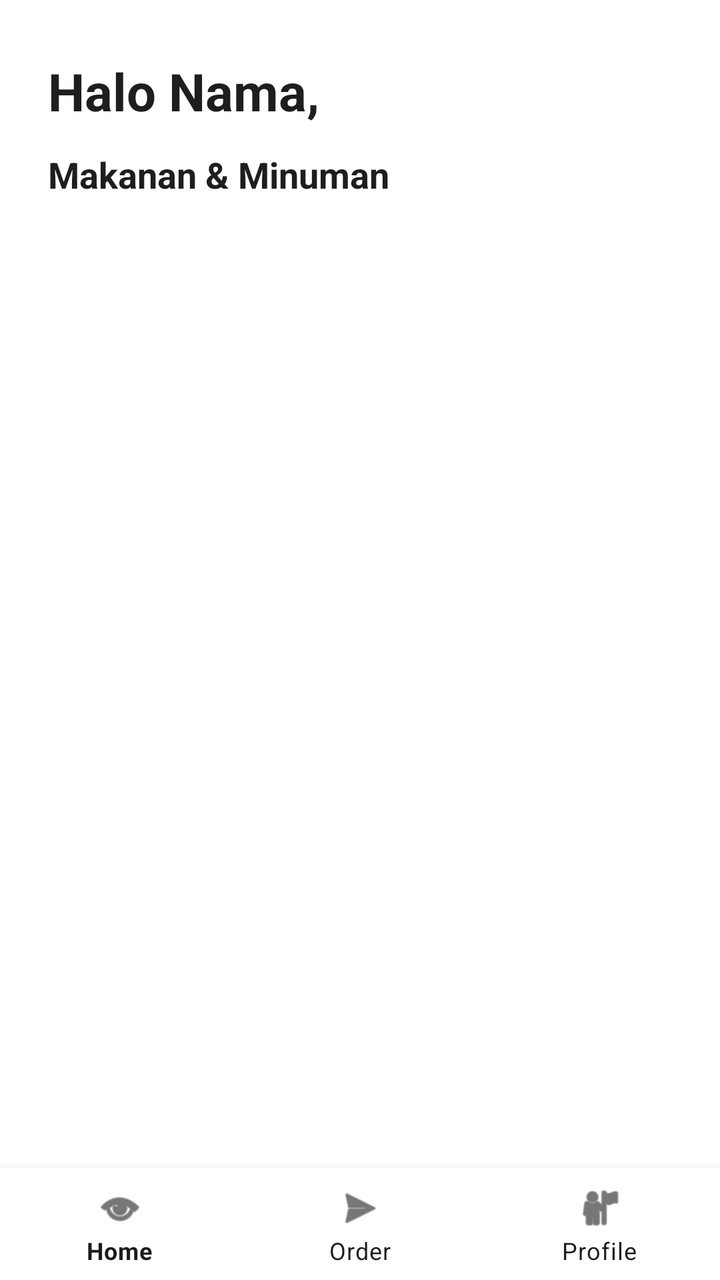
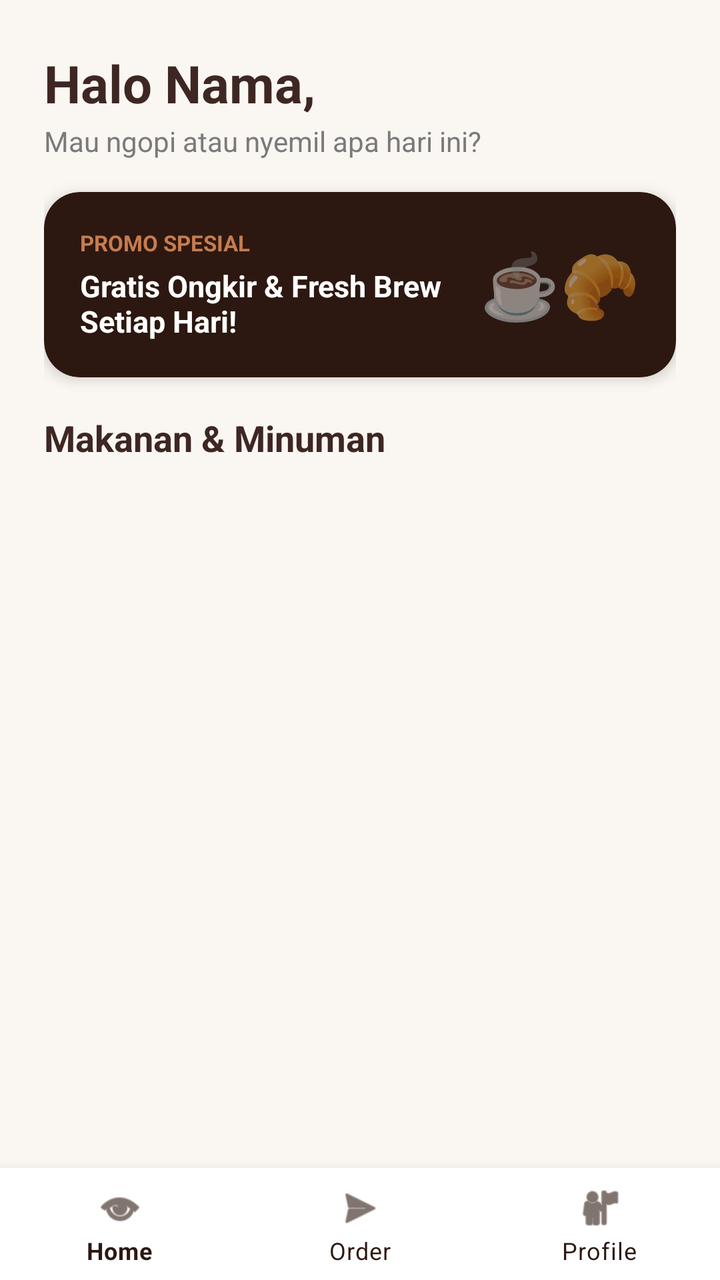

Compare the two renders of this Android layout. The source of the first and the diff that turns it into the second are given below.
<!-- AndroidManifest.xml: application theme Theme.MaterialComponents.DayNight.NoActionBar -->
<!-- res/layout/activity_main.xml -->
<?xml version="1.0" encoding="utf-8"?>
<LinearLayout xmlns:android="http://schemas.android.com/apk/res/android"
    xmlns:app="http://schemas.android.com/apk/res-auto"
    android:layout_width="match_parent"
    android:layout_height="match_parent"
    android:background="@color/white"
    android:orientation="vertical">

    
    <LinearLayout
        android:id="@+id/layoutHome"
        android:layout_width="match_parent"
        android:layout_height="0dp"
        android:layout_weight="1"
        android:orientation="vertical"
        android:paddingHorizontal="24dp"
        android:paddingTop="28dp">

        <TextView
            android:id="@+id/tvGreetingHome"
            android:layout_width="wrap_content"
            android:layout_height="wrap_content"
            android:text="Halo Nama,"
            android:textColor="@color/text_primary"
            android:textSize="26sp"
            android:textStyle="bold" />

        <TextView
            android:layout_width="wrap_content"
            android:layout_height="wrap_content"
            android:layout_marginTop="12dp"
            android:layout_marginBottom="14dp"
            android:text="Makanan &amp; Minuman"
            android:textColor="@color/text_primary"
            android:textSize="18sp"
            android:textStyle="bold" />

        <androidx.recyclerview.widget.RecyclerView
            android:id="@+id/rvMenu"
            android:layout_width="match_parent"
            android:layout_height="match_parent"
            android:clipToPadding="false"
            android:paddingBottom="16dp" />
    </LinearLayout>

    
    <ScrollView
        android:id="@+id/layoutOrder"
        android:layout_width="match_parent"
        android:layout_height="0dp"
        android:layout_weight="1"
        android:fillViewport="true"
        android:visibility="gone">

        <LinearLayout
            android:layout_width="match_parent"
            android:layout_height="wrap_content"
            android:orientation="vertical"
            android:padding="28dp">

            <TextView
                android:layout_width="wrap_content"
                android:layout_height="wrap_content"
                android:layout_marginTop="12dp"
                android:text="Alamat"
                android:textColor="@color/text_primary"
                android:textSize="28sp"
                android:textStyle="bold" />

            <TextView
                android:id="@+id/tvSelectedOrderInfo"
                android:layout_width="wrap_content"
                android:layout_height="wrap_content"
                android:layout_marginTop="6dp"
                android:layout_marginBottom="20dp"
                android:text="Pesanan: Kopi Susu Gula Aren"
                android:textColor="@color/coffee_primary"
                android:textSize="14sp"
                android:textStyle="bold" />

            <EditText
                android:id="@+id/etOrderNama"
                android:layout_width="match_parent"
                android:layout_height="54dp"
                android:layout_marginBottom="16dp"
                android:background="@android:drawable/edit_text"
                android:hint="Nama Lengkap"
                android:inputType="textPersonName"
                android:paddingHorizontal="14dp" />

            <EditText
                android:id="@+id/etOrderAlamat"
                android:layout_width="match_parent"
                android:layout_height="100dp"
                android:layout_marginBottom="16dp"
                android:background="@android:drawable/edit_text"
                android:gravity="top|start"
                android:hint="Alamat"
                android:inputType="textMultiLine"
                android:padding="14dp" />

            <EditText
                android:id="@+id/etOrderPatokan"
                android:layout_width="match_parent"
                android:layout_height="100dp"
                android:background="@android:drawable/edit_text"
                android:gravity="top|start"
                android:hint="Patokan atau detail lengkap"
                android:inputType="textMultiLine"
                android:padding="14dp" />

            <Space
                android:layout_width="match_parent"
                android:layout_height="0dp"
                android:layout_weight="1" />

            <com.google.android.material.button.MaterialButton
                android:id="@+id/btnOrderDanKirim"
                android:layout_width="match_parent"
                android:layout_height="56dp"
                android:layout_marginTop="24dp"
                android:text="Order dan Kirim"
                android:textAllCaps="false"
                android:textColor="@color/white"
                android:textSize="16sp"
                android:textStyle="bold"
                app:backgroundTint="@color/dark_button"
                app:cornerRadius="12dp" />
        </LinearLayout>
    </ScrollView>

    
    <LinearLayout
        android:id="@+id/layoutProfile"
        android:layout_width="match_parent"
        android:layout_height="0dp"
        android:layout_weight="1"
        android:orientation="vertical"
        android:padding="28dp"
        android:visibility="gone">

        <TextView
            android:id="@+id/tvGreetingProfile"
            android:layout_width="wrap_content"
            android:layout_height="wrap_content"
            android:layout_marginTop="12dp"
            android:text="Halo Nama,"
            android:textColor="@color/text_primary"
            android:textSize="26sp"
            android:textStyle="bold" />

        <TextView
            android:layout_width="wrap_content"
            android:layout_height="wrap_content"
            android:layout_marginTop="24dp"
            android:text="Profile Saya"
            android:textColor="@color/text_primary"
            android:textSize="18sp"
            android:textStyle="bold" />

        <TextView
            android:layout_width="wrap_content"
            android:layout_height="wrap_content"
            android:layout_marginTop="6dp"
            android:layout_marginBottom="16dp"
            android:text="Profile Setting"
            android:textColor="@color/text_secondary"
            android:textSize="14sp" />

        <EditText
            android:id="@+id/etProfileNama"
            android:layout_width="match_parent"
            android:layout_height="54dp"
            android:background="@android:drawable/edit_text"
            android:hint="nama"
            android:inputType="textPersonName"
            android:paddingHorizontal="14dp" />

        <Space
            android:layout_width="match_parent"
            android:layout_height="0dp"
            android:layout_weight="1" />

        <com.google.android.material.button.MaterialButton
            android:id="@+id/btnSaveProfile"
            android:layout_width="match_parent"
            android:layout_height="56dp"
            android:text="Save"
            android:textAllCaps="false"
            android:textColor="@color/white"
            android:textSize="16sp"
            android:textStyle="bold"
            app:backgroundTint="@color/dark_button"
            app:cornerRadius="12dp" />
    </LinearLayout>

    
    <com.google.android.material.bottomnavigation.BottomNavigationView
        android:id="@+id/bottomNavigation"
        android:layout_width="match_parent"
        android:layout_height="wrap_content"
        android:background="@color/white"
        app:itemIconTint="@color/dark_button"
        app:itemTextColor="@color/dark_button"
        app:menu="@menu/bottom_nav_menu" />

</LinearLayout>
<!-- resources referenced by this layout -->
<resources>
  <color name="coffee_primary">#FF6F4E37</color>
  <color name="dark_button">#FF1A1C1E</color>
  <color name="text_primary">#FF1E1E1E</color>
  <color name="text_secondary">#FF6E6E6E</color>
  <color name="white">#FFFFFFFF</color>
</resources>

<!-- the commit's change to res/layout/activity_main.xml (unified diff, before → after) -->
@@ -3,7 +3,7 @@
     xmlns:app="http://schemas.android.com/apk/res-auto"
     android:layout_width="match_parent"
     android:layout_height="match_parent"
-    android:background="@color/white"
+    android:background="@color/bg_soft"
     android:orientation="vertical">
 
     
@@ -13,25 +13,82 @@
         android:layout_height="0dp"
         android:layout_weight="1"
         android:orientation="vertical"
-        android:paddingHorizontal="24dp"
-        android:paddingTop="28dp">
+        android:paddingHorizontal="22dp"
+        android:paddingTop="24dp">
 
         <TextView
             android:id="@+id/tvGreetingHome"
             android:layout_width="wrap_content"
             android:layout_height="wrap_content"
             android:text="Halo Nama,"
-            android:textColor="@color/text_primary"
+            android:textColor="@color/coffee_dark"
             android:textSize="26sp"
             android:textStyle="bold" />
 
         <TextView
             android:layout_width="wrap_content"
             android:layout_height="wrap_content"
-            android:layout_marginTop="12dp"
-            android:layout_marginBottom="14dp"
+            android:layout_marginTop="2dp"
+            android:text="Mau ngopi atau nyemil apa hari ini?"
+            android:textColor="@color/text_secondary"
+            android:textSize="14sp" />
+
+        
+        <com.google.android.material.card.MaterialCardView
+            android:layout_width="match_parent"
+            android:layout_height="wrap_content"
+            android:layout_marginTop="16dp"
+            app:cardBackgroundColor="@color/dark_button"
+            app:cardCornerRadius="18dp"
+            app:cardElevation="4dp">
+
+            <LinearLayout
+                android:layout_width="match_parent"
+                android:layout_height="wrap_content"
+                android:gravity="center_vertical"
+                android:orientation="horizontal"
+                android:padding="18dp">
+
+                <LinearLayout
+                    android:layout_width="0dp"
+                    android:layout_height="wrap_content"
+                    android:layout_weight="1"
+                    android:orientation="vertical">
+
+                    <TextView
+                        android:layout_width="wrap_content"
+                        android:layout_height="wrap_content"
+                        android:text="PROMO SPESIAL"
+                        android:textColor="@color/coffee_primary"
+                        android:textSize="11sp"
+                        android:textStyle="bold" />
+
+                    <TextView
+                        android:layout_width="wrap_content"
+                        android:layout_height="wrap_content"
+                        android:layout_marginTop="4dp"
+                        android:text="Gratis Ongkir &amp; Fresh Brew Setiap Hari!"
+                        android:textColor="@color/white"
+                        android:textSize="15sp"
+                        android:textStyle="bold" />
+                </LinearLayout>
+
+                <TextView
+                    android:layout_width="wrap_content"
+                    android:layout_height="wrap_content"
+                    android:layout_marginStart="12dp"
+                    android:text="☕🥐"
+                    android:textSize="32sp" />
+            </LinearLayout>
+        </com.google.android.material.card.MaterialCardView>
+
+        <TextView
+            android:layout_width="wrap_content"
+            android:layout_height="wrap_content"
+            android:layout_marginTop="18dp"
+            android:layout_marginBottom="12dp"
             android:text="Makanan &amp; Minuman"
-            android:textColor="@color/text_primary"
+            android:textColor="@color/coffee_dark"
             android:textSize="18sp"
             android:textStyle="bold" />
 
@@ -56,58 +113,127 @@
             android:layout_width="match_parent"
             android:layout_height="wrap_content"
             android:orientation="vertical"
-            android:padding="28dp">
+            android:padding="24dp">
 
             <TextView
                 android:layout_width="wrap_content"
                 android:layout_height="wrap_content"
-                android:layout_marginTop="12dp"
-                android:text="Alamat"
-                android:textColor="@color/text_primary"
-                android:textSize="28sp"
+                android:layout_marginTop="8dp"
+                android:text="Alamat Pengiriman"
+                android:textColor="@color/coffee_dark"
+                android:textSize="26sp"
                 android:textStyle="bold" />
 
-            <TextView
-                android:id="@+id/tvSelectedOrderInfo"
-                android:layout_width="wrap_content"
-                android:layout_height="wrap_content"
-                android:layout_marginTop="6dp"
+            
+            <com.google.android.material.card.MaterialCardView
+                android:layout_width="match_parent"
+                android:layout_height="wrap_content"
+                android:layout_marginTop="14dp"
                 android:layout_marginBottom="20dp"
-                android:text="Pesanan: Kopi Susu Gula Aren"
-                android:textColor="@color/coffee_primary"
-                android:textSize="14sp"
-                android:textStyle="bold" />
-
-            <EditText
-                android:id="@+id/etOrderNama"
-                android:layout_width="match_parent"
-                android:layout_height="54dp"
-                android:layout_marginBottom="16dp"
-                android:background="@android:drawable/edit_text"
-                android:hint="Nama Lengkap"
-                android:inputType="textPersonName"
-                android:paddingHorizontal="14dp" />
-
-            <EditText
-                android:id="@+id/etOrderAlamat"
-                android:layout_width="match_parent"
-                android:layout_height="100dp"
-                android:layout_marginBottom="16dp"
-                android:background="@android:drawable/edit_text"
-                android:gravity="top|start"
-                android:hint="Alamat"
-                android:inputType="textMultiLine"
-                android:padding="14dp" />
-
-            <EditText
-                android:id="@+id/etOrderPatokan"
-                android:layout_width="match_parent"
-                android:layout_height="100dp"
-                android:background="@android:drawable/edit_text"
-                android:gravity="top|start"
-                android:hint="Patokan atau detail lengkap"
-                android:inputType="textMultiLine"
-                android:padding="14dp" />
+                app:cardBackgroundColor="@color/coffee_cream"
+                app:cardCornerRadius="14dp"
+                app:cardElevation="0dp">
+
+                <LinearLayout
+                    android:layout_width="match_parent"
+                    android:layout_height="wrap_content"
+                    android:gravity="center_vertical"
+                    android:orientation="horizontal"
+                    android:padding="14dp">
+
+                    <TextView
+                        android:layout_width="wrap_content"
+                        android:layout_height="wrap_content"
+                        android:text="🛍️"
+                        android:textSize="22sp" />
+
+                    <TextView
+                        android:id="@+id/tvSelectedOrderInfo"
+                        android:layout_width="wrap_content"
+                        android:layout_height="wrap_content"
+                        android:layout_marginStart="10dp"
+                        android:text="Pesanan: Kopi Susu Gula Aren"
+                        android:textColor="@color/coffee_dark"
+                        android:textSize="14sp"
+                        android:textStyle="bold" />
+                </LinearLayout>
+            </com.google.android.material.card.MaterialCardView>
+
+            <com.google.android.material.card.MaterialCardView
+                android:layout_width="match_parent"
+                android:layout_height="wrap_content"
+                app:cardBackgroundColor="@color/white"
+                app:cardCornerRadius="18dp"
+                app:cardElevation="2dp"
+                app:strokeColor="@color/card_stroke"
+                app:strokeWidth="1dp">
+
+                <LinearLayout
+                    android:layout_width="match_parent"
+                    android:layout_height="wrap_content"
+                    android:orientation="vertical"
+                    android:padding="18dp">
+
+                    <com.google.android.material.textfield.TextInputLayout
+                        style="@style/Widget.MaterialComponents.TextInputLayout.OutlinedBox"
+                        android:layout_width="match_parent"
+                        android:layout_height="wrap_content"
+                        android:layout_marginBottom="14dp"
+                        android:hint="Nama Lengkap Penerima"
+                        app:boxCornerRadiusBottomEnd="12dp"
+                        app:boxCornerRadiusBottomStart="12dp"
+                        app:boxCornerRadiusTopEnd="12dp"
+                        app:boxCornerRadiusTopStart="12dp"
+                        app:boxStrokeColor="@color/coffee_primary">
+
+                        <com.google.android.material.textfield.TextInputEditText
+                            android:id="@+id/etOrderNama"
+                            android:layout_width="match_parent"
+                            android:layout_height="wrap_content"
+                            android:inputType="textPersonName" />
+                    </com.google.android.material.textfield.TextInputLayout>
+
+                    <com.google.android.material.textfield.TextInputLayout
+                        style="@style/Widget.MaterialComponents.TextInputLayout.OutlinedBox"
+                        android:layout_width="match_parent"
+                        android:layout_height="wrap_content"
+                        android:layout_marginBottom="14dp"
+                        android:hint="Alamat Lengkap"
+                        app:boxCornerRadiusBottomEnd="12dp"
+                        app:boxCornerRadiusBottomStart="12dp"
+                        app:boxCornerRadiusTopEnd="12dp"
+                        app:boxCornerRadiusTopStart="12dp"
+                        app:boxStrokeColor="@color/coffee_primary">
+
+                        <com.google.android.material.textfield.TextInputEditText
+                            android:id="@+id/etOrderAlamat"
+                            android:layout_width="match_parent"
+                            android:layout_height="90dp"
+                            android:gravity="top|start"
+                            android:inputType="textMultiLine" />
+                    </com.google.android.material.textfield.TextInputLayout>
+
+                    <com.google.android.material.textfield.TextInputLayout
+                        style="@style/Widget.MaterialComponents.TextInputLayout.OutlinedBox"
+                        android:layout_width="match_parent"
+                        android:layout_height="wrap_content"
+                        android:hint="Patokan atau detail lengkap"
+                        app:boxCornerRadiusBottomEnd="12dp"
+                        app:boxCornerRadiusBottomStart="12dp"
+                        app:boxCornerRadiusTopEnd="12dp"
+                        app:boxCornerRadiusTopStart="12dp"
+                        app:boxStrokeColor="@color/coffee_primary">
+
+                        <com.google.android.material.textfield.TextInputEditText
+                            android:id="@+id/etOrderPatokan"
+                            android:layout_width="match_parent"
+                            android:layout_height="80dp"
+                            android:gravity="top|start"
+                            android:inputType="textMultiLine" />
+                    </com.google.android.material.textfield.TextInputLayout>
+
+                </LinearLayout>
+            </com.google.android.material.card.MaterialCardView>
 
             <Space
                 android:layout_width="match_parent"
@@ -117,15 +243,15 @@
             <com.google.android.material.button.MaterialButton
                 android:id="@+id/btnOrderDanKirim"
                 android:layout_width="match_parent"
-                android:layout_height="56dp"
-                android:layout_marginTop="24dp"
+                android:layout_height="58dp"
+                android:layout_marginTop="20dp"
                 android:text="Order dan Kirim"
                 android:textAllCaps="false"
                 android:textColor="@color/white"
                 android:textSize="16sp"
                 android:textStyle="bold"
                 app:backgroundTint="@color/dark_button"
-                app:cornerRadius="12dp" />
+                app:cornerRadius="16dp" />
         </LinearLayout>
     </ScrollView>
 
@@ -136,45 +262,102 @@
         android:layout_height="0dp"
         android:layout_weight="1"
         android:orientation="vertical"
-        android:padding="28dp"
+        android:padding="24dp"
         android:visibility="gone">
 
         <TextView
             android:id="@+id/tvGreetingProfile"
             android:layout_width="wrap_content"
             android:layout_height="wrap_content"
-            android:layout_marginTop="12dp"
+            android:layout_marginTop="8dp"
             android:text="Halo Nama,"
-            android:textColor="@color/text_primary"
+            android:textColor="@color/coffee_dark"
             android:textSize="26sp"
             android:textStyle="bold" />
 
-        <TextView
-            android:layout_width="wrap_content"
-            android:layout_height="wrap_content"
-            android:layout_marginTop="24dp"
-            android:text="Profile Saya"
-            android:textColor="@color/text_primary"
-            android:textSize="18sp"
-            android:textStyle="bold" />
-
-        <TextView
-            android:layout_width="wrap_content"
-            android:layout_height="wrap_content"
-            android:layout_marginTop="6dp"
-            android:layout_marginBottom="16dp"
-            android:text="Profile Setting"
-            android:textColor="@color/text_secondary"
-            android:textSize="14sp" />
-
-        <EditText
-            android:id="@+id/etProfileNama"
-            android:layout_width="match_parent"
-            android:layout_height="54dp"
-            android:background="@android:drawable/edit_text"
-            android:hint="nama"
-            android:inputType="textPersonName"
-            android:paddingHorizontal="14dp" />
+        
+        <com.google.android.material.card.MaterialCardView
+            android:layout_width="match_parent"
+            android:layout_height="wrap_content"
+            android:layout_marginTop="20dp"
+            app:cardBackgroundColor="@color/white"
+            app:cardCornerRadius="20dp"
+            app:cardElevation="3dp"
+            app:strokeColor="@color/card_stroke"
+            app:strokeWidth="1dp">
+
+            <LinearLayout
+                android:layout_width="match_parent"
+                android:layout_height="wrap_content"
+                android:orientation="vertical"
+                android:padding="20dp">
+
+                <LinearLayout
+                    android:layout_width="match_parent"
+                    android:layout_height="wrap_content"
+                    android:gravity="center_vertical"
+                    android:orientation="horizontal"
+                    android:layout_marginBottom="20dp">
+
+                    <com.google.android.material.card.MaterialCardView
+                        android:layout_width="60dp"
+                        android:layout_height="60dp"
+                        app:cardBackgroundColor="@color/coffee_cream"
+                        app:cardCornerRadius="30dp"
+                        app:cardElevation="0dp">
+
+                        <TextView
+                            android:layout_width="match_parent"
+                            android:layout_height="match_parent"
+                            android:gravity="center"
+                            android:text="👤"
+                            android:textSize="28sp" />
+                    </com.google.android.material.card.MaterialCardView>
+
+                    <LinearLayout
+                        android:layout_width="wrap_content"
+                        android:layout_height="wrap_content"
+                        android:layout_marginStart="14dp"
+                        android:orientation="vertical">
+
+                        <TextView
+                            android:layout_width="wrap_content"
+                            android:layout_height="wrap_content"
+                            android:text="Profile Saya"
+                            android:textColor="@color/coffee_dark"
+                            android:textSize="18sp"
+                            android:textStyle="bold" />
+
+                        <TextView
+                            android:layout_width="wrap_content"
+                            android:layout_height="wrap_content"
+                            android:layout_marginTop="2dp"
+                            android:text="Profile Setting • Member Aktif"
+                            android:textColor="@color/text_secondary"
+                            android:textSize="13sp" />
+                    </LinearLayout>
+                </LinearLayout>
+
+                <com.google.android.material.textfield.TextInputLayout
+                    style="@style/Widget.MaterialComponents.TextInputLayout.OutlinedBox"
+                    android:layout_width="match_parent"
+                    android:layout_height="wrap_content"
+                    android:hint="Nama Lengkap"
+                    app:boxCornerRadiusBottomEnd="12dp"
+                    app:boxCornerRadiusBottomStart="12dp"
+                    app:boxCornerRadiusTopEnd="12dp"
+                    app:boxCornerRadiusTopStart="12dp"
+                    app:boxStrokeColor="@color/coffee_primary">
+
+                    <com.google.android.material.textfield.TextInputEditText
+                        android:id="@+id/etProfileNama"
+                        android:layout_width="match_parent"
+                        android:layout_height="wrap_content"
+                        android:inputType="textPersonName" />
+                </com.google.android.material.textfield.TextInputLayout>
+
+            </LinearLayout>
+        </com.google.android.material.card.MaterialCardView>
 
         <Space
             android:layout_width="match_parent"
@@ -184,14 +367,14 @@
         <com.google.android.material.button.MaterialButton
             android:id="@+id/btnSaveProfile"
             android:layout_width="match_parent"
-            android:layout_height="56dp"
+            android:layout_height="58dp"
             android:text="Save"
             android:textAllCaps="false"
             android:textColor="@color/white"
             android:textSize="16sp"
             android:textStyle="bold"
             app:backgroundTint="@color/dark_button"
-            app:cornerRadius="12dp" />
+            app:cornerRadius="16dp" />
     </LinearLayout>
 
     
@@ -200,6 +383,7 @@
         android:layout_width="match_parent"
         android:layout_height="wrap_content"
         android:background="@color/white"
+        app:elevation="12dp"
         app:itemIconTint="@color/dark_button"
         app:itemTextColor="@color/dark_button"
         app:menu="@menu/bottom_nav_menu" />
<!-- resource entries referenced after the edit -->
@@ -1,9 +1,12 @@
 <!-- resources referenced by this layout -->
 <resources>
-  <color name="coffee_primary">#FF6F4E37</color>
-  <color name="dark_button">#FF1A1C1E</color>
-  <color name="text_primary">#FF1E1E1E</color>
-  <color name="text_secondary">#FF6E6E6E</color>
+  <color name="bg_soft">#FFFAF6F2</color>
+  <color name="card_stroke">#FFEFE3D8</color>
+  <color name="coffee_cream">#FFEDD6C8</color>
+  <color name="coffee_dark">#FF3E2723</color>
+  <color name="coffee_primary">#FFC67C4E</color>
+  <color name="dark_button">#FF2C1810</color>
+  <color name="text_secondary">#FF7A7A7A</color>
   <color name="white">#FFFFFFFF</color>
 </resources>
 
